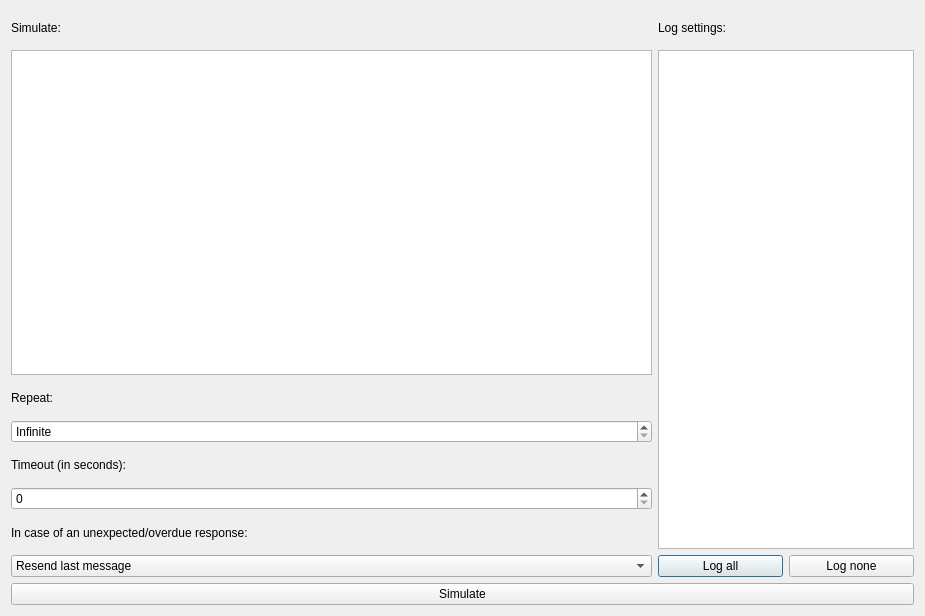
jopohl/urh, file ui/simulate_dialog.ui: the form before one commit.
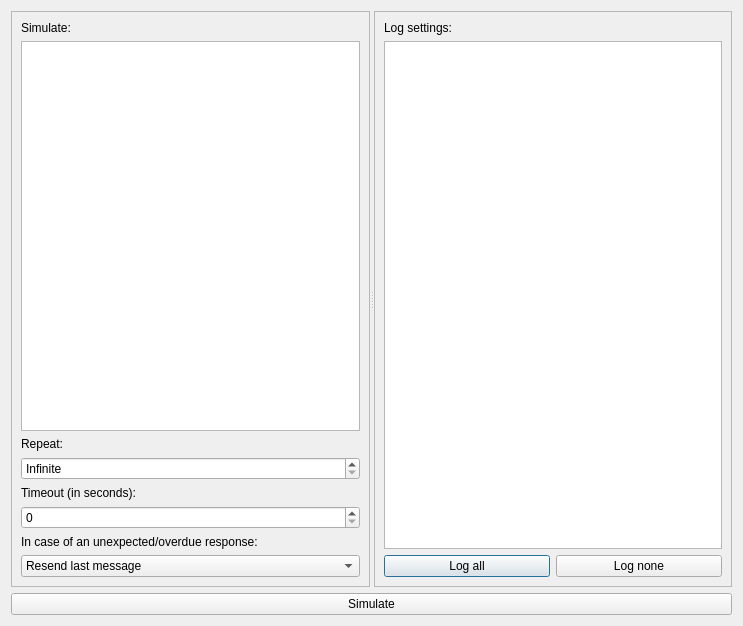
The form after the commit. Icons and pictures are not drawn. Custom widgets are drawn as their Qt base class.

Commit message: implement log settings view

What changed in the file:
```diff
--- a/ui/simulate_dialog.ui
+++ b/ui/simulate_dialog.ui
@@ -6,8 +6,8 @@
    <rect>
     <x>0</x>
     <y>0</y>
-    <width>925</width>
-    <height>616</height>
+    <width>743</width>
+    <height>626</height>
    </rect>
   </property>
   <property name="windowTitle">
@@ -17,59 +17,118 @@
    <bool>true</bool>
   </property>
   <layout class="QGridLayout" name="gridLayout">
-   <item row="17" column="1">
-    <widget class="QPushButton" name="pushButton_2">
-     <property name="text">
-      <string>Log all</string>
-     </property>
-    </widget>
-   </item>
-   <item row="2" column="1" rowspan="15" colspan="2">
-    <widget class="QGraphicsView" name="gvSimulator"/>
-   </item>
-   <item row="16" column="0">
-    <widget class="QLabel" name="label_4">
-     <property name="text">
-      <string>In case of an unexpected/overdue response:</string>
-     </property>
-    </widget>
-   </item>
-   <item row="14" column="0">
-    <widget class="QLabel" name="label_3">
-     <property name="text">
-      <string>Timeout (in seconds):</string>
-     </property>
-    </widget>
-   </item>
-   <item row="13" column="0">
-    <widget class="QSpinBox" name="spinBox">
-     <property name="specialValueText">
-      <string>Infinite</string>
-     </property>
-    </widget>
-   </item>
    <item row="0" column="0">
-    <widget class="QLabel" name="label">
-     <property name="text">
-      <string>Simulate:</string>
+    <widget class="QSplitter" name="splitter">
+     <property name="orientation">
+      <enum>Qt::Horizontal</enum>
      </property>
+     <widget class="QFrame" name="frame_2">
+      <property name="frameShape">
+       <enum>QFrame::StyledPanel</enum>
+      </property>
+      <property name="frameShadow">
+       <enum>QFrame::Raised</enum>
+      </property>
+      <layout class="QVBoxLayout" name="verticalLayout_2">
+       <item>
+        <widget class="QLabel" name="label">
+         <property name="text">
+          <string>Simulate:</string>
+         </property>
+        </widget>
+       </item>
+       <item>
+        <widget class="QListView" name="listViewSimulate"/>
+       </item>
+       <item>
+        <widget class="QLabel" name="label_2">
+         <property name="text">
+          <string>Repeat:</string>
+         </property>
+        </widget>
+       </item>
+       <item>
+        <widget class="QSpinBox" name="spinBox">
+         <property name="specialValueText">
+          <string>Infinite</string>
+         </property>
+        </widget>
+       </item>
+       <item>
+        <widget class="QLabel" name="label_3">
+         <property name="text">
+          <string>Timeout (in seconds):</string>
+         </property>
+        </widget>
+       </item>
+       <item>
+        <widget class="QSpinBox" name="spinBox_2"/>
+       </item>
+       <item>
+        <widget class="QLabel" name="label_4">
+         <property name="text">
+          <string>In case of an unexpected/overdue response:</string>
+         </property>
+        </widget>
+       </item>
+       <item>
+        <widget class="QComboBox" name="comboBox">
+         <item>
+          <property name="text">
+           <string>Resend last message</string>
+          </property>
+         </item>
+         <item>
+          <property name="text">
+           <string>Stop simulation</string>
+          </property>
+         </item>
+         <item>
+          <property name="text">
+           <string>Restart simulation</string>
+          </property>
+         </item>
+        </widget>
+       </item>
+      </layout>
+     </widget>
+     <widget class="QFrame" name="frame">
+      <property name="frameShape">
+       <enum>QFrame::StyledPanel</enum>
+      </property>
+      <property name="frameShadow">
+       <enum>QFrame::Raised</enum>
+      </property>
+      <layout class="QGridLayout" name="gridLayout_2">
+       <item row="0" column="0" colspan="2">
+        <widget class="QLabel" name="label_5">
+         <property name="text">
+          <string>Log settings:</string>
+         </property>
+        </widget>
+       </item>
+       <item row="1" column="0" colspan="2">
+        <widget class="LoggingGraphicsView" name="gvSimulator"/>
+       </item>
+       <item row="2" column="0">
+        <widget class="QPushButton" name="btnLogAll">
+         <property name="text">
+          <string>Log all</string>
+         </property>
+        </widget>
+       </item>
+       <item row="2" column="1">
+        <widget class="QPushButton" name="btnLogNone">
+         <property name="text">
+          <string>Log none</string>
+         </property>
+        </widget>
+       </item>
+      </layout>
+     </widget>
     </widget>
    </item>
-   <item row="17" column="2">
-    <widget class="QPushButton" name="pushButton_3">
-     <property name="text">
-      <string>Log none</string>
-     </property>
-    </widget>
-   </item>
-   <item row="0" column="1">
-    <widget class="QLabel" name="label_5">
-     <property name="text">
-      <string>Log settings:</string>
-     </property>
-    </widget>
-   </item>
-   <item row="18" column="0" colspan="3">
+   <item row="1" column="0">
     <widget class="QPushButton" name="pushButton">
      <property name="text">
       <string>Simulate</string>
@@ -80,40 +139,15 @@
      </property>
     </widget>
    </item>
-   <item row="17" column="0">
-    <widget class="QComboBox" name="comboBox">
-     <item>
-      <property name="text">
-       <string>Resend last message</string>
-      </property>
-     </item>
-     <item>
-      <property name="text">
-       <string>Stop simulation</string>
-      </property>
-     </item>
-     <item>
-      <property name="text">
-       <string>Restart simulation</string>
-      </property>
-     </item>
-    </widget>
-   </item>
-   <item row="15" column="0">
-    <widget class="QSpinBox" name="spinBox_2"/>
-   </item>
-   <item row="12" column="0">
-    <widget class="QLabel" name="label_2">
-     <property name="text">
-      <string>Repeat:</string>
-     </property>
-    </widget>
-   </item>
-   <item row="2" column="0" rowspan="10">
-    <widget class="QListView" name="listViewSimulate"/>
-   </item>
   </layout>
  </widget>
+ <customwidgets>
+  <customwidget>
+   <class>LoggingGraphicsView</class>
+   <extends>QGraphicsView</extends>
+   <header>urh.ui.views.LoggingGraphicsView.h</header>
+  </customwidget>
+ </customwidgets>
  <resources/>
  <connections/>
 </ui>
```
The commit also changes 18 other files.
